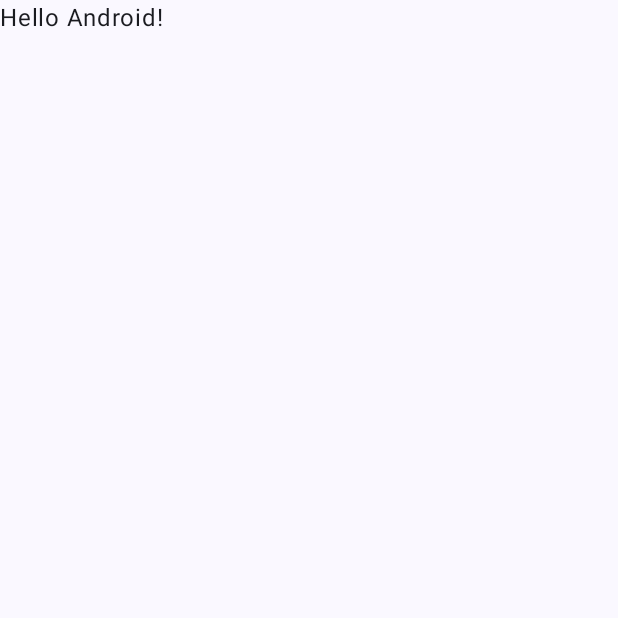
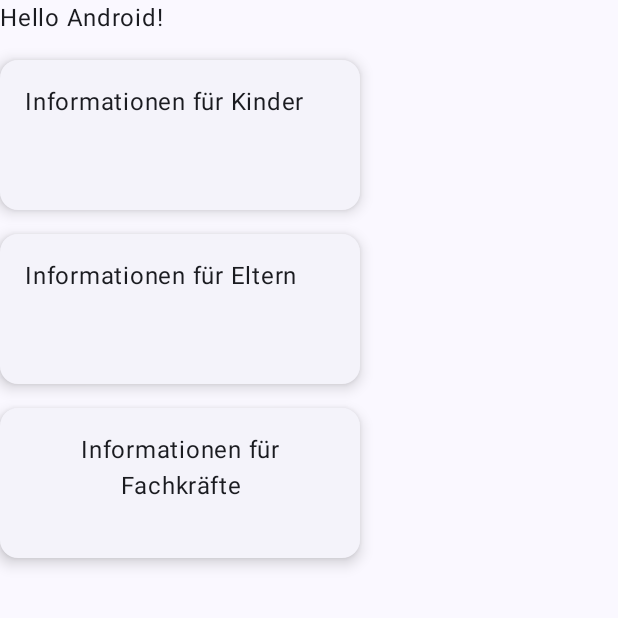
Before and after one commit to 4a756c6961/arfid, an Android app built with Jetpack Compose: the screen it shows after launch (MainActivity), on a phone screen of 412 x 824 dp, the top half of it. Before the commit the part shown is almost empty. Run offline under Robolectric (Android 15) with nearby library versions, the light colour scheme and no system bars.

Commit message:
ElevatedCards für die Nutzergruppen erstellt. Ist doch ganz hübsch geworden :D

```diff
--- a/app/src/main/AndroidManifest.xml
+++ b/app/src/main/AndroidManifest.xml
@@ -1,6 +1,6 @@
 <?xml version="1.0" encoding="utf-8"?>
 <manifest xmlns:android="http://schemas.android.com/apk/res/android"
-    xmlns:tools="http://schemas.android.com/tools">
+    xmlns:tools="http://schemas.android.com/tools" >
 
     <application
         android:allowBackup="true"
@@ -11,7 +11,7 @@
         android:roundIcon="@mipmap/ic_launcher_round"
         android:supportsRtl="true"
         android:theme="@style/Theme.ARFID"
-        tools:targetApi="31">
+        tools:targetApi="31" >
         <activity
             android:name=".ParentActivity"
             android:exported="false"
@@ -31,7 +31,7 @@
             android:name=".MainActivity"
             android:exported="true"
             android:label="@string/app_name"
-            android:theme="@style/Theme.ARFID">
+            android:theme="@style/Theme.ARFID" >
             <intent-filter>
                 <action android:name="android.intent.action.MAIN" />
 
--- a/app/src/main/java/com/example/arfid/MainActivity.kt
+++ b/app/src/main/java/com/example/arfid/MainActivity.kt
@@ -4,6 +4,8 @@ import android.os.Bundle
 import androidx.activity.ComponentActivity
 import androidx.activity.compose.setContent
 import androidx.activity.enableEdgeToEdge
+import androidx.compose.foundation.layout.Arrangement
+import androidx.compose.foundation.layout.Column
 import androidx.compose.foundation.layout.fillMaxSize
 import androidx.compose.foundation.layout.padding
 import androidx.compose.material3.Scaffold
@@ -26,16 +28,25 @@ class MainActivity : ComponentActivity() {
         setContent {
             ARFIDTheme {
                 Scaffold(modifier = Modifier.fillMaxSize()) { innerPadding ->
-                    Greeting(
-                        name = "Android",
-                        modifier = Modifier.padding(innerPadding)
-                    )
-
+                    Column(
+                        modifier = Modifier
+                            .fillMaxSize()
+                            .padding(innerPadding),
+                        verticalArrangement = Arrangement.spacedBy(16.dp)
+                    ) {
+                        Greeting(
+                            name = "Android"
+                        )
+                        ElevatedCardKind()
+                        ElevatedCardEltern()
+                        ElevatedCardDoctor()
+                    }
                 }
             }
         }
     }
 }
+
 @Composable
 fun Greeting(name: String, modifier: Modifier = Modifier) {
     Text1(
@@ -43,7 +54,6 @@ fun Greeting(name: String, modifier: Modifier = Modifier) {
         modifier = modifier
     )
 }
-
 
 @Composable
 fun ElevatedCardKind() {
@@ -60,8 +70,24 @@ fun ElevatedCardKind() {
                 .padding(16.dp),
             textAlign = TextAlign.Center,
         )
+    }
+}
 
-
+@Composable
+fun ElevatedCardDoctor() {
+    ElevatedCard(
+        elevation = CardDefaults.cardElevation(
+            defaultElevation = 6.dp
+        ),
+        modifier = Modifier
+            .size(width = 240.dp, height = 100.dp)
+    ) {
+        Text1(
+            text = stringResource(R.string.informationen_f_r_fachkraefte),
+            modifier = Modifier
+                .padding(16.dp),
+            textAlign = TextAlign.Center,
+        )
     }
 }
 
@@ -80,16 +106,16 @@ fun ElevatedCardEltern() {
                 .padding(16.dp),
             textAlign = TextAlign.Center,
         )
-
-
     }
 }
+
 @Preview(showBackground = true)
 @Composable
-
 fun ElevatedCardPreview() {
     ARFIDTheme {
-        ElevatedCardEltern()
-        ElevatedCardKind()
+        Column {
+            ElevatedCardEltern()
+            ElevatedCardKind()
+        }
     }
 }
--- a/app/src/main/java/com/example/arfid/ParentActivity.kt
+++ b/app/src/main/java/com/example/arfid/ParentActivity.kt
@@ -19,7 +19,7 @@ class ParentActivity : ComponentActivity() {
         enableEdgeToEdge()
         setContent {
             ARFIDTheme {
-                Scaffold(modifier = Modifier.fillMaxSize()) { innerPadding ->
+                Scaffold( modifier = Modifier.fillMaxSize() ) { innerPadding ->
                     Greeting4(
                         name = "Android",
                         modifier = Modifier.padding(innerPadding)
--- a/app/src/main/res/values/strings.xml
+++ b/app/src/main/res/values/strings.xml
@@ -5,4 +5,5 @@
     <string name="title_activity_parent">ParentActivity</string>
     <string name="informationen_f_r_eltern">Informationen für Eltern</string>
     <string name="informationen_f_r_kinder">Informationen für Kinder</string>
+    <string name="informationen_f_r_fachkraefte">Informationen für Fachkräfte</string>
 </resources>
```
